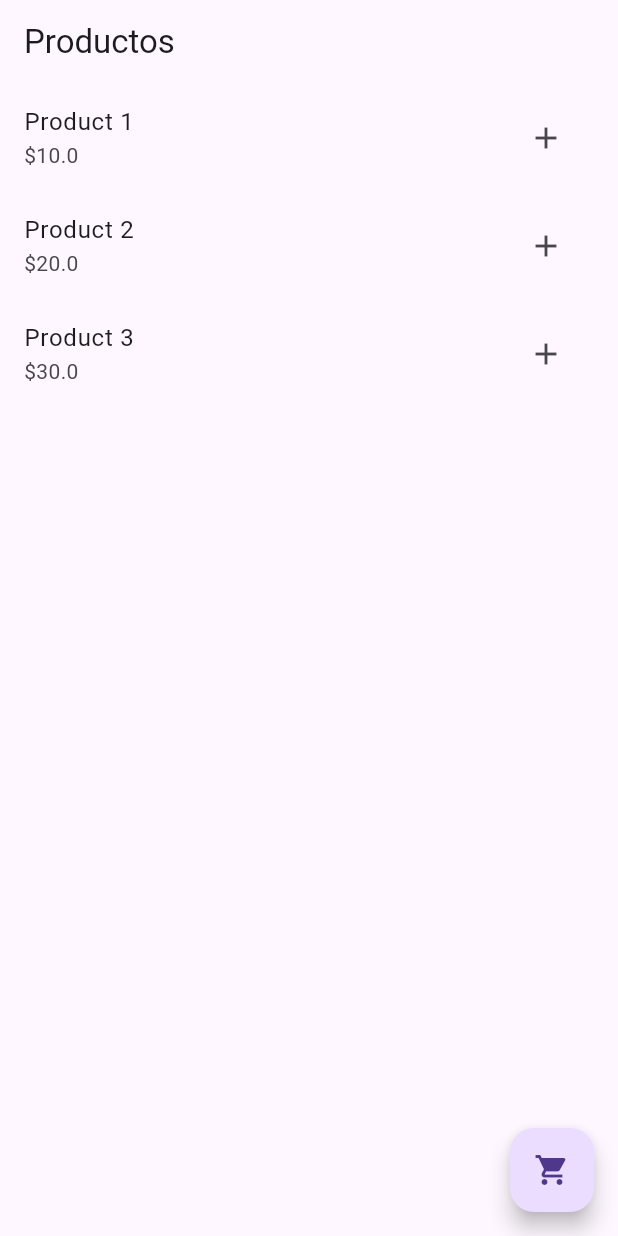
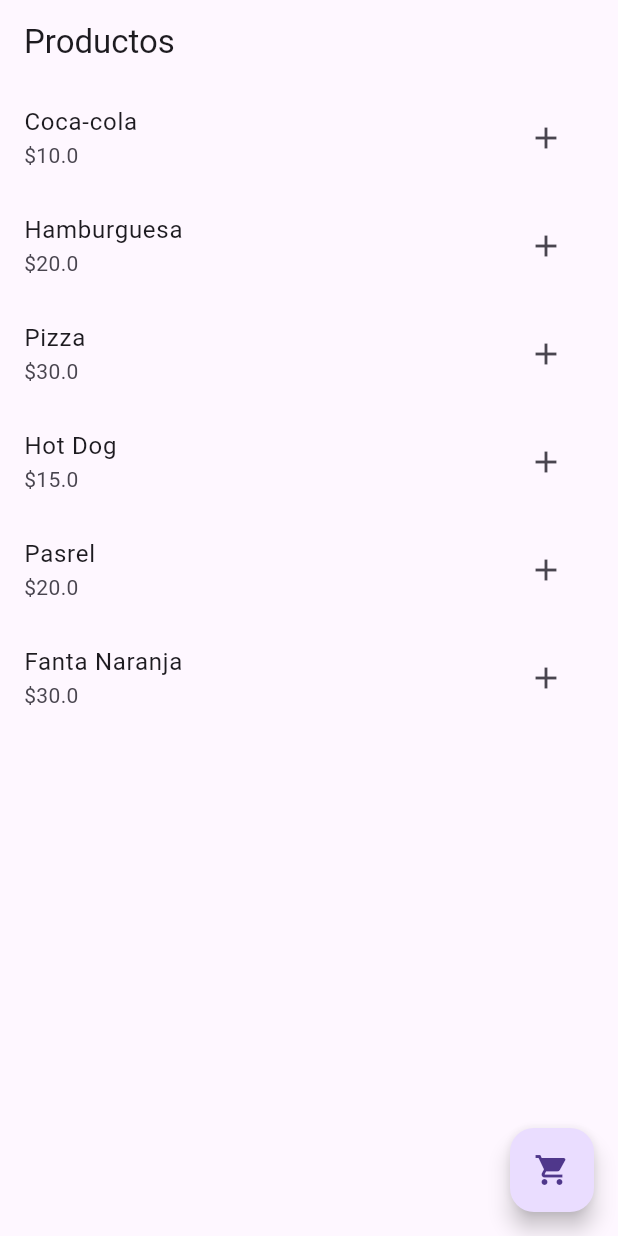
Before and after one commit to jordanlaguna/lab_3, a Flutter app: the screen it shows after launch, on a phone screen of 412 x 824 dp. Run offline on Flutter 3.47's test engine with Material 3 defaults, Android fonts, the phone set to English and light mode, and no system bars; our stand-ins replace flutter_bloc.

Commit message:
update details

```diff
--- a/lib/interface.dart
+++ b/lib/interface.dart
@@ -16,8 +16,6 @@ class PageCart extends StatelessWidget {
         builder: (context, cartItems) {
           int totalItems = 0;
           double totalPrice = 0.0;
-
-          // Calcular el número total de productos y el precio total
           for (var item in cartItems) {
             totalItems += item.quantity;
             totalPrice += item.product.price * item.quantity;
@@ -30,14 +28,14 @@ class PageCart extends StatelessWidget {
                 padding: const EdgeInsets.all(16.0),
                 child: Text(
                   'Total de productos en el carrito: $totalItems',
-                  style: TextStyle(fontSize: 18),
+                  style: const TextStyle(fontSize: 18),
                 ),
               ),
               Padding(
                 padding: const EdgeInsets.all(16.0),
                 child: Text(
                   'Precio total: \$${totalPrice.toStringAsFixed(2)}',
-                  style: TextStyle(fontSize: 18),
+                  style: const TextStyle(fontSize: 18),
                 ),
               ),
               Expanded(
--- a/lib/main.dart
+++ b/lib/main.dart
@@ -1,8 +1,9 @@
+// ignore_for_file: avoid_print, prefer_interpolation_to_compose_strings
+
 import 'package:flutter/material.dart';
 import 'package:flutter_bloc/flutter_bloc.dart';
 import 'package:lab_3/bloc/cart_bloc.dart';
 import 'package:lab_3/models/product.dart';
-import 'package:lab_3/interface.dart';
 
 void main() {
   runApp(
@@ -35,9 +36,12 @@ class MyApp extends StatelessWidget {
 
 class MyHomePage extends StatelessWidget {
   final List<Product> products = [
-    Product(id: 1, name: "Product 1", price: 10),
-    Product(id: 2, name: "Product 2", price: 20),
-    Product(id: 3, name: "Product 3", price: 30),
+    Product(id: 1, name: "Coca-cola", price: 10),
+    Product(id: 2, name: "Hamburguesa", price: 20),
+    Product(id: 3, name: "Pizza", price: 30),
+    Product(id: 4, name: "Hot Dog", price: 15),
+    Product(id: 5, name: "Pasrel", price: 20),
+    Product(id: 6, name: "Fanta Naranja", price: 30),
   ];
 
   MyHomePage({Key? key}) : super(key: key);
```
